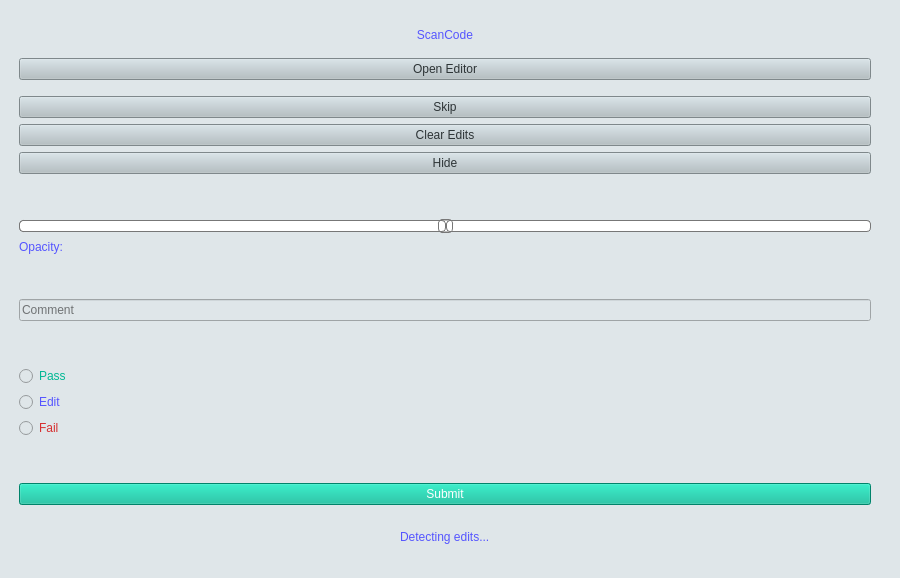
Qt form pijp_dti/pijp-dti.ui (rjellis/pijp-dti) before a commit.
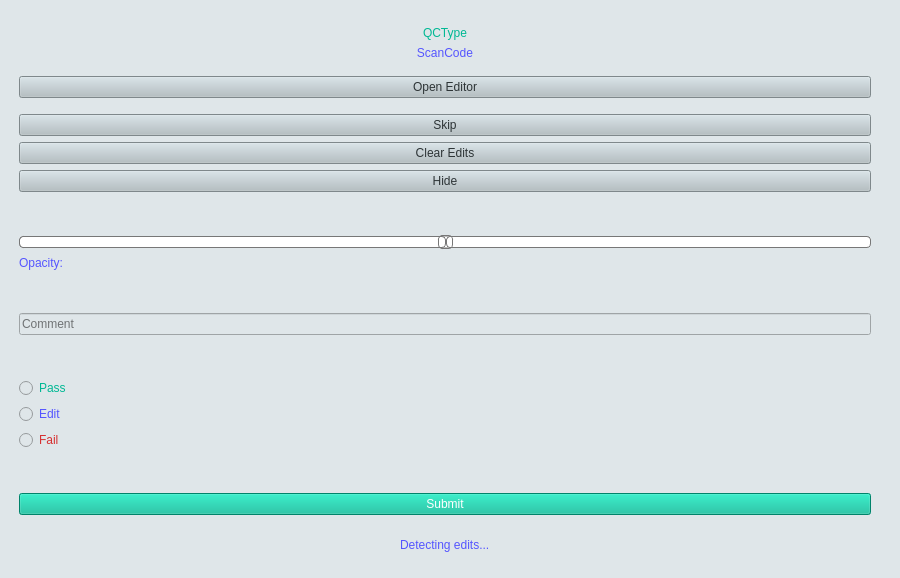
The same form after that commit.

Patch:
```diff
--- a/pijp_dti/pijp-dti.ui
+++ b/pijp_dti/pijp-dti.ui
@@ -45,6 +45,23 @@
      <layout class="QVBoxLayout" name="verticalLayout">
       <item>
        <layout class="QVBoxLayout" name="verticalLayout_3">
+        <item alignment="Qt::AlignHCenter">
+         <widget class="QLabel" name="label_type">
+          <property name="sizePolicy">
+           <sizepolicy hsizetype="Minimum" vsizetype="Maximum">
+            <horstretch>0</horstretch>
+            <verstretch>0</verstretch>
+           </sizepolicy>
+          </property>
+          <property name="styleSheet">
+           <string notr="true">color: rgb(0, 184, 148);
+font: 81 13pt &quot;Open Sans&quot;;</string>
+          </property>
+          <property name="text">
+           <string>QCType</string>
+          </property>
+         </widget>
+        </item>
         <item>
          <widget class="QLabel" name="label_code">
           <property name="sizePolicy">
```
